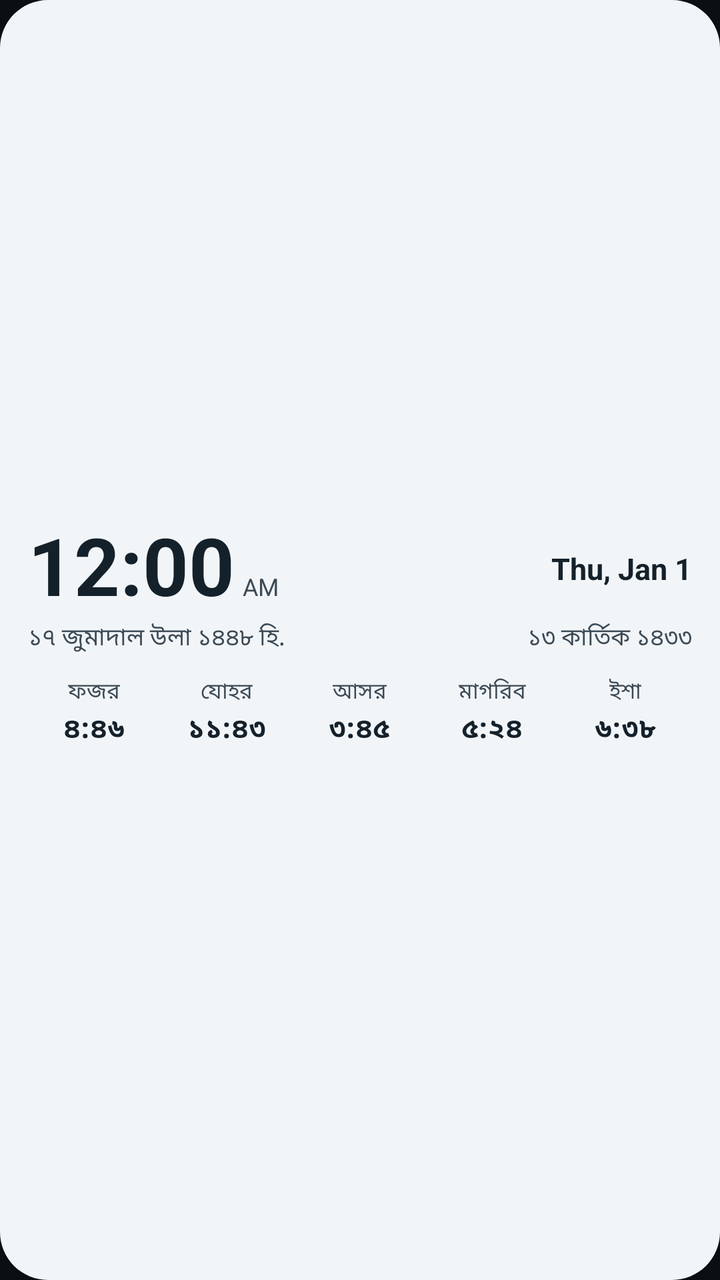
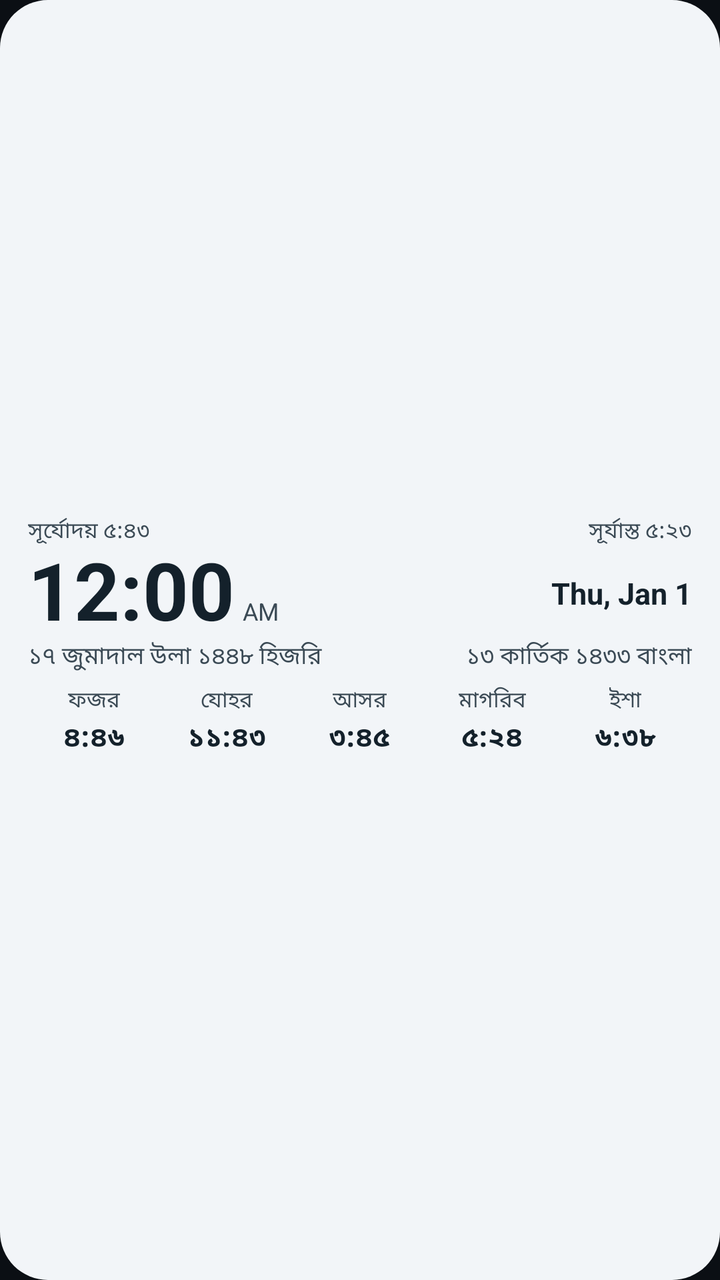

Two renders of the same Android screen: before a commit and after it. Below are the layout's source before the change and the commit's diff.
<!-- AndroidManifest.xml: application theme AppTheme -->
<!-- res/layout/widget.xml -->
<?xml version="1.0" encoding="utf-8"?>
<LinearLayout xmlns:android="http://schemas.android.com/apk/res/android"
    android:id="@+id/root"
    android:layout_width="match_parent"
    android:layout_height="match_parent"
    android:background="@drawable/widget_bg"
    android:gravity="center_vertical"
    android:orientation="vertical"
    android:paddingStart="14dp"
    android:paddingTop="8dp"
    android:paddingEnd="14dp"
    android:paddingBottom="8dp">

    
    <LinearLayout
        android:layout_width="match_parent"
        android:layout_height="wrap_content"
        android:gravity="center_vertical"
        android:orientation="horizontal">

        <LinearLayout
            android:layout_width="0dp"
            android:layout_height="wrap_content"
            android:layout_weight="1"
            android:gravity="bottom"
            android:orientation="horizontal">

            <TextClock
                android:id="@+id/time"
                android:layout_width="wrap_content"
                android:layout_height="wrap_content"
                android:format12Hour="h:mm"
                android:format24Hour="h:mm"
                android:includeFontPadding="false"
                android:textColor="@color/w_text"
                android:textSize="40sp"
                android:textStyle="bold" />

            <TextClock
                android:id="@+id/ampm"
                android:layout_width="wrap_content"
                android:layout_height="wrap_content"
                android:format12Hour="a"
                android:format24Hour="a"
                android:includeFontPadding="false"
                android:paddingStart="4dp"
                android:paddingBottom="6dp"
                android:textColor="@color/w_text2"
                android:textSize="12sp" />
        </LinearLayout>

        <TextClock
            android:id="@+id/endate"
            android:layout_width="wrap_content"
            android:layout_height="wrap_content"
            android:format12Hour="EEE, MMM d"
            android:format24Hour="EEE, MMM d"
            android:gravity="end"
            android:maxLines="1"
            android:textColor="@color/w_text"
            android:textSize="15sp"
            android:textStyle="bold" />
    </LinearLayout>

    
    <LinearLayout
        android:layout_width="match_parent"
        android:layout_height="wrap_content"
        android:layout_marginTop="2dp"
        android:orientation="horizontal">

        <TextView
            android:id="@+id/hijri"
            android:layout_width="0dp"
            android:layout_height="wrap_content"
            android:layout_weight="1.25"
            android:ellipsize="end"
            android:gravity="start"
            android:maxLines="1"
            android:text="১৭ জুমাদাল উলা ১৪৪৮ হি."
            android:textColor="@color/w_text2"
            android:textSize="12sp" />

        <TextView
            android:id="@+id/bangla"
            android:layout_width="0dp"
            android:layout_height="wrap_content"
            android:layout_weight="0.85"
            android:ellipsize="end"
            android:gravity="end"
            android:maxLines="1"
            android:text="১৩ কার্তিক ১৪৩৩"
            android:textColor="@color/w_text2"
            android:textSize="12sp" />
    </LinearLayout>

    
    <LinearLayout
        android:layout_width="match_parent"
        android:layout_height="wrap_content"
        android:layout_marginTop="6dp"
        android:orientation="horizontal">

        <LinearLayout
            android:id="@+id/c0"
            android:layout_width="0dp"
            android:layout_height="wrap_content"
            android:layout_weight="1"
            android:gravity="center"
            android:orientation="vertical"
            android:paddingTop="4dp"
            android:paddingBottom="4dp">

            <TextView
                android:id="@+id/n0"
                android:layout_width="wrap_content"
                android:layout_height="wrap_content"
                android:maxLines="1"
                android:text="ফজর"
                android:textColor="@color/w_text2"
                android:textSize="11sp" />

            <TextView
                android:id="@+id/t0"
                android:layout_width="wrap_content"
                android:layout_height="wrap_content"
                android:maxLines="1"
                android:text="৪:৪৬"
                android:textColor="@color/w_text"
                android:textSize="14sp"
                android:textStyle="bold" />
        </LinearLayout>

        <LinearLayout
            android:id="@+id/c1"
            android:layout_width="0dp"
            android:layout_height="wrap_content"
            android:layout_weight="1"
            android:gravity="center"
            android:orientation="vertical"
            android:paddingTop="4dp"
            android:paddingBottom="4dp">

            <TextView
                android:id="@+id/n1"
                android:layout_width="wrap_content"
                android:layout_height="wrap_content"
                android:maxLines="1"
                android:text="যোহর"
                android:textColor="@color/w_text2"
                android:textSize="11sp" />

            <TextView
                android:id="@+id/t1"
                android:layout_width="wrap_content"
                android:layout_height="wrap_content"
                android:maxLines="1"
                android:text="১১:৪৩"
                android:textColor="@color/w_text"
                android:textSize="14sp"
                android:textStyle="bold" />
        </LinearLayout>

        <LinearLayout
            android:id="@+id/c2"
            android:layout_width="0dp"
            android:layout_height="wrap_content"
            android:layout_weight="1"
            android:gravity="center"
            android:orientation="vertical"
            android:paddingTop="4dp"
            android:paddingBottom="4dp">

            <TextView
                android:id="@+id/n2"
                android:layout_width="wrap_content"
                android:layout_height="wrap_content"
                android:maxLines="1"
                android:text="আসর"
                android:textColor="@color/w_text2"
                android:textSize="11sp" />

            <TextView
                android:id="@+id/t2"
                android:layout_width="wrap_content"
                android:layout_height="wrap_content"
                android:maxLines="1"
                android:text="৩:৪৫"
                android:textColor="@color/w_text"
                android:textSize="14sp"
                android:textStyle="bold" />
        </LinearLayout>

        <LinearLayout
            android:id="@+id/c3"
            android:layout_width="0dp"
            android:layout_height="wrap_content"
            android:layout_weight="1"
            android:gravity="center"
            android:orientation="vertical"
            android:paddingTop="4dp"
            android:paddingBottom="4dp">

            <TextView
                android:id="@+id/n3"
                android:layout_width="wrap_content"
                android:layout_height="wrap_content"
                android:maxLines="1"
                android:text="মাগরিব"
                android:textColor="@color/w_text2"
                android:textSize="11sp" />

            <TextView
                android:id="@+id/t3"
                android:layout_width="wrap_content"
                android:layout_height="wrap_content"
                android:maxLines="1"
                android:text="৫:২৪"
                android:textColor="@color/w_text"
                android:textSize="14sp"
                android:textStyle="bold" />
        </LinearLayout>

        <LinearLayout
            android:id="@+id/c4"
            android:layout_width="0dp"
            android:layout_height="wrap_content"
            android:layout_weight="1"
            android:gravity="center"
            android:orientation="vertical"
            android:paddingTop="4dp"
            android:paddingBottom="4dp">

            <TextView
                android:id="@+id/n4"
                android:layout_width="wrap_content"
                android:layout_height="wrap_content"
                android:maxLines="1"
                android:text="ইশা"
                android:textColor="@color/w_text2"
                android:textSize="11sp" />

            <TextView
                android:id="@+id/t4"
                android:layout_width="wrap_content"
                android:layout_height="wrap_content"
                android:maxLines="1"
                android:text="৬:৩৮"
                android:textColor="@color/w_text"
                android:textSize="14sp"
                android:textStyle="bold" />
        </LinearLayout>
    </LinearLayout>
</LinearLayout>
<!-- resources referenced by this layout -->
<resources>
  <color name="w_text">#14212B</color>
  <color name="w_text2">#3B4A55</color>
  <!-- drawable widget_bg (drawable) -->
  <?xml version="1.0" encoding="utf-8"?>
  <shape xmlns:android="http://schemas.android.com/apk/res/android" android:shape="rectangle">
      <solid android:color="@color/w_bg" />
      <corners android:radius="24dp" />
  </shape>
  <style name="AppTheme" parent="android:Theme.DeviceDefault.NoActionBar">
          <item name="android:windowBackground">@color/bg</item>
          <item name="android:statusBarColor">@color/bg</item>
          <item name="android:navigationBarColor">@color/bg</item>
      </style>
  <color name="w_bg">#F2F5F8</color>
  <color name="bg">#0B0F14</color>
</resources>

<!-- the commit's change to res/layout/widget.xml (unified diff, before → after) -->
@@ -7,9 +7,39 @@
     android:gravity="center_vertical"
     android:orientation="vertical"
     android:paddingStart="14dp"
-    android:paddingTop="8dp"
+    android:paddingTop="5dp"
     android:paddingEnd="14dp"
-    android:paddingBottom="8dp">
+    android:paddingBottom="5dp">
+
+    
+    <LinearLayout
+        android:layout_width="match_parent"
+        android:layout_height="wrap_content"
+        android:orientation="horizontal">
+
+        <TextView
+            android:id="@+id/sunrise"
+            android:layout_width="0dp"
+            android:layout_height="wrap_content"
+            android:layout_weight="1"
+            android:gravity="start"
+            android:includeFontPadding="false"
+            android:maxLines="1"
+            android:text="সূর্যোদয় ৫:৪৩"
+            android:textColor="@color/w_text2"
+            android:textSize="11sp" />
+
+        <TextView
+            android:id="@+id/sunset"
+            android:layout_width="wrap_content"
+            android:layout_height="wrap_content"
+            android:gravity="end"
+            android:includeFontPadding="false"
+            android:maxLines="1"
+            android:text="সূর্যাস্ত ৫:২৩"
+            android:textColor="@color/w_text2"
+            android:textSize="11sp" />
+    </LinearLayout>
 
     
     <LinearLayout
@@ -66,30 +96,30 @@
     <LinearLayout
         android:layout_width="match_parent"
         android:layout_height="wrap_content"
-        android:layout_marginTop="2dp"
+        android:layout_marginTop="1dp"
         android:orientation="horizontal">
 
         <TextView
             android:id="@+id/hijri"
             android:layout_width="0dp"
             android:layout_height="wrap_content"
-            android:layout_weight="1.25"
-            android:ellipsize="end"
+            android:layout_weight="1"
             android:gravity="start"
-            android:maxLines="1"
-            android:text="১৭ জুমাদাল উলা ১৪৪৮ হি."
+            android:includeFontPadding="false"
+            android:maxLines="1"
+            android:text="১৭ জুমাদাল উলা ১৪৪৮ হিজরি"
             android:textColor="@color/w_text2"
             android:textSize="12sp" />
 
         <TextView
             android:id="@+id/bangla"
-            android:layout_width="0dp"
-            android:layout_height="wrap_content"
-            android:layout_weight="0.85"
-            android:ellipsize="end"
+            android:layout_width="wrap_content"
+            android:layout_height="wrap_content"
             android:gravity="end"
-            android:maxLines="1"
-            android:text="১৩ কার্তিক ১৪৩৩"
+            android:includeFontPadding="false"
+            android:maxLines="1"
+            android:paddingStart="8dp"
+            android:text="১৩ কার্তিক ১৪৩৩ বাংলা"
             android:textColor="@color/w_text2"
             android:textSize="12sp" />
     </LinearLayout>
@@ -98,7 +128,7 @@
     <LinearLayout
         android:layout_width="match_parent"
         android:layout_height="wrap_content"
-        android:layout_marginTop="6dp"
+        android:layout_marginTop="3dp"
         android:orientation="horizontal">
 
         <LinearLayout
@@ -108,8 +138,8 @@
             android:layout_weight="1"
             android:gravity="center"
             android:orientation="vertical"
-            android:paddingTop="4dp"
-            android:paddingBottom="4dp">
+            android:paddingTop="2dp"
+            android:paddingBottom="2dp">
 
             <TextView
                 android:id="@+id/n0"
@@ -138,8 +168,8 @@
             android:layout_weight="1"
             android:gravity="center"
             android:orientation="vertical"
-            android:paddingTop="4dp"
-            android:paddingBottom="4dp">
+            android:paddingTop="2dp"
+            android:paddingBottom="2dp">
 
             <TextView
                 android:id="@+id/n1"
@@ -168,8 +198,8 @@
             android:layout_weight="1"
             android:gravity="center"
             android:orientation="vertical"
-            android:paddingTop="4dp"
-            android:paddingBottom="4dp">
+            android:paddingTop="2dp"
+            android:paddingBottom="2dp">
 
             <TextView
                 android:id="@+id/n2"
@@ -198,8 +228,8 @@
             android:layout_weight="1"
             android:gravity="center"
             android:orientation="vertical"
-            android:paddingTop="4dp"
-            android:paddingBottom="4dp">
+            android:paddingTop="2dp"
+            android:paddingBottom="2dp">
 
             <TextView
                 android:id="@+id/n3"
@@ -228,8 +258,8 @@
             android:layout_weight="1"
             android:gravity="center"
             android:orientation="vertical"
-            android:paddingTop="4dp"
-            android:paddingBottom="4dp">
+            android:paddingTop="2dp"
+            android:paddingBottom="2dp">
 
             <TextView
                 android:id="@+id/n4"
